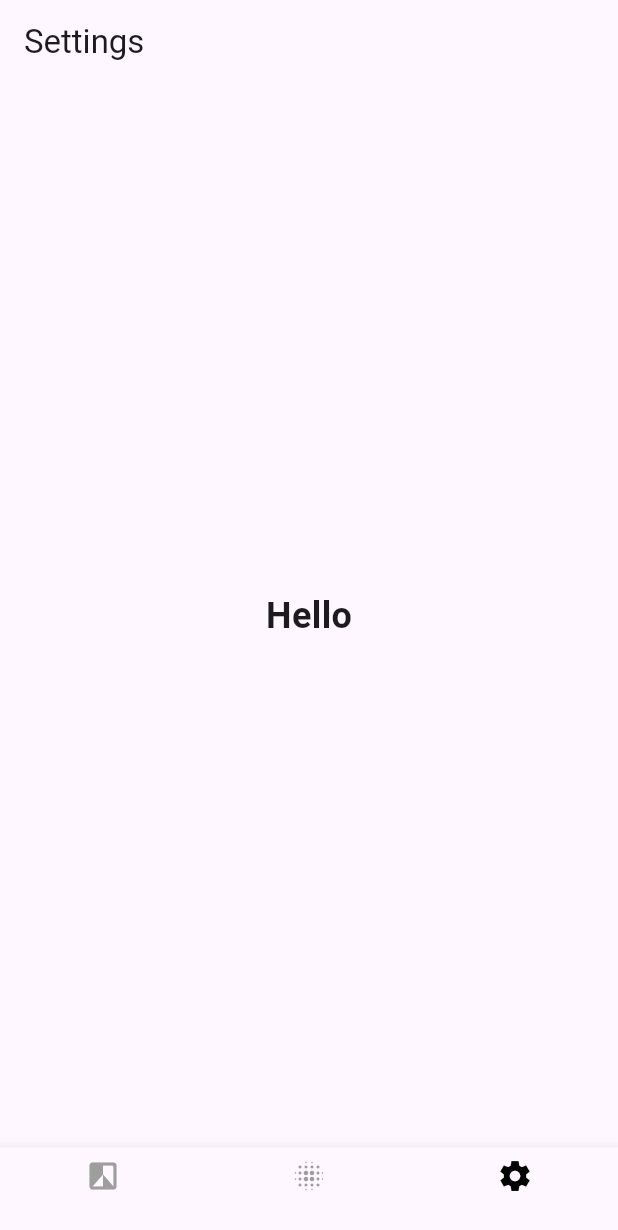
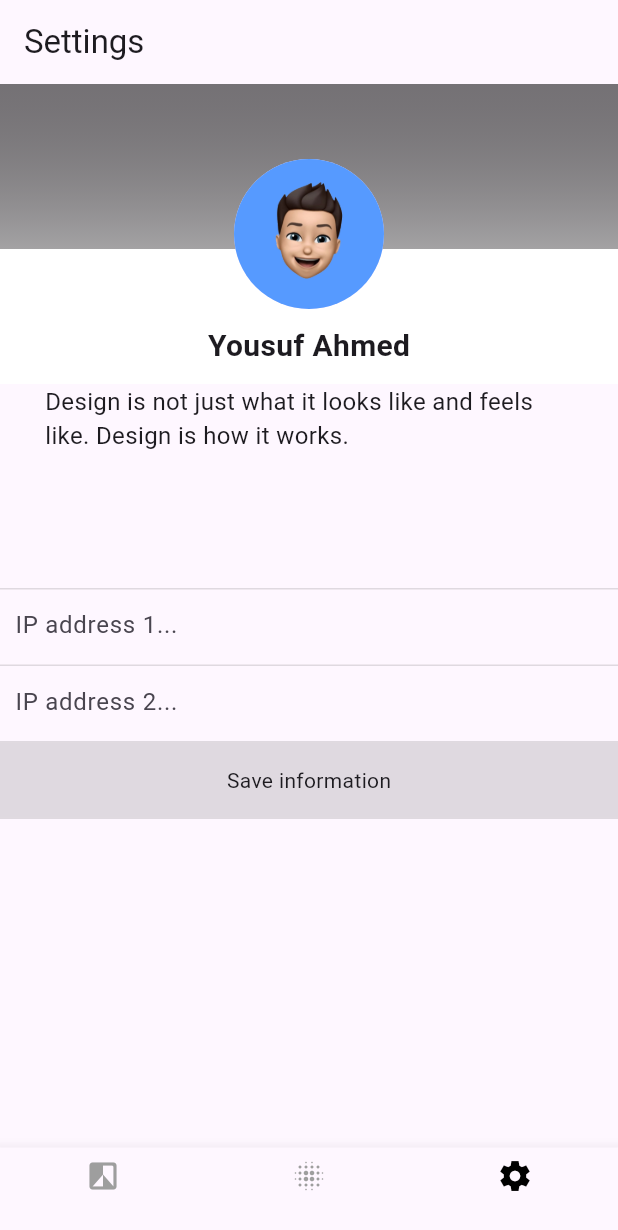
Before and after one commit to yousuf-4594/Image-Inpainting-App, a Flutter app: the screen it shows after launch, swiped to page 3, on a phone screen of 412 x 824 dp. Shown: the top 1230 px of the screen. Run offline on Flutter 3.47's test engine with Material 3 defaults, Android fonts, the phone set to English and light mode, and no system bars; our stand-ins replace camera, image_picker, shimmer; network calls fail.

Commit message:
made settings page

```diff
--- a/lib/screens/ai_screen.dart
+++ b/lib/screens/ai_screen.dart
@@ -5,11 +5,11 @@ import 'package:path_provider/path_provider.dart';
 import 'package:path/path.dart';
 import 'package:image_picker/image_picker.dart';
 
-
 // good source for draw on image : https://ptyagicodecamp.github.io/building-cross-platform-finger-painting-app-in-flutter.html
-
-
-
+// Things that are left
+// painting on image
+// undo/save the image
+// connect to backend
 
 class ai_screen extends StatefulWidget {
   @override
@@ -52,6 +52,7 @@ class _ai_screenState extends State<ai_screen> {
                       onTap: _openImagePicker,
                       child: Icon(
                         Icons.image_search_outlined,
+                        color: Colors.black54,
                         size: 50,
                       ),
                     ),
--- a/lib/screens/settings_screen.dart
+++ b/lib/screens/settings_screen.dart
@@ -12,14 +12,108 @@ class _settings_screen extends State<settings_screen> {
       appBar: AppBar(
         title: Text('Settings'),
       ),
-      body: Center(
-        child: Text(
-          'Hello',
-          style: TextStyle(
-            fontSize: 24,
-            fontWeight: FontWeight.bold,
+      body: Column(
+        crossAxisAlignment: CrossAxisAlignment.center,
+        children: [
+          Stack(
+            alignment: Alignment.center,
+            children: [
+              Container(
+                width: MediaQuery.of(context).size.width,
+                height: 200,
+                decoration: BoxDecoration(
+                  gradient: LinearGradient(
+                    colors: [
+                      Colors.black54,
+                      Colors.white,
+                    ],
+                    begin: Alignment.topCenter,
+                    end: Alignment.bottomCenter,
+                    stops: [0.0, 1.0],
+                    tileMode: TileMode.clamp,
+                  ),
+                ),
+              ),
+              Positioned(
+                top: 110,
+                child: Container(
+                  width: MediaQuery.of(context).size.width,
+                  height: 100,
+                  decoration: BoxDecoration(color: Colors.white),
+                ),
+              ),
+              CircleAvatar(
+                radius: 50,
+                backgroundImage: AssetImage('assets/avatar_logo.jpeg'),
+              ),
+              Positioned(
+                top: 160,
+                child: Text(
+                  'Yousuf Ahmed',
+                  style: TextStyle(
+                    fontSize: 20,
+                    fontWeight: FontWeight.bold,
+                  ),
+                ),
+              ),
+            ],
           ),
-        ),
+          Padding(
+            padding: const EdgeInsets.only(left: 30, right: 30),
+            child: Text(
+              'Design is not just what it looks like and feels like. Design is how it works.',
+              style: TextStyle(
+                fontSize: 16,
+              ),
+            ),
+          ),
+          SizedBox(height: 90),
+          Divider(color: Colors.black12, height: 1),
+          Padding(
+            padding: const EdgeInsets.only(left: 10, right: 10),
+            child: SizedBox(
+              height: 50,
+              width: MediaQuery.of(context).size.width,
+              child: TextField(
+                decoration: InputDecoration(
+                  hintText: "IP address 1...",
+                  border: InputBorder.none,
+                ),
+                onChanged: (text) {},
+              ),
+            ),
+          ),
+          Divider(color: Colors.black12, height: 1),
+          Padding(
+            padding: const EdgeInsets.only(left: 10, right: 10),
+            child: SizedBox(
+              height: 50,
+              width: MediaQuery.of(context).size.width,
+              child: TextField(
+                decoration: InputDecoration(
+                  hintText: "IP address 2...",
+                  border: InputBorder.none,
+                ),
+                onChanged: (text) {},
+              ),
+            ),
+          ),
+          Divider(color: Colors.black12, height: 1),
+          GestureDetector(
+            onTap: () {
+              print("save information");
+            },
+            child: Container(
+              height: 50,
+              child: Center(
+                  child: Text(
+                "Save information",
+              )),
+              decoration: BoxDecoration(color: Colors.black12),
+            ),
+          ),
+          Divider(color: Colors.black12, height: 1),
+        ],
       ),
     );
   }
```
Also changed, not shown: assets/avatar_logo.jpeg (added).
